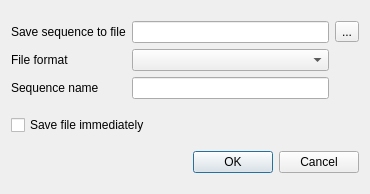
Qt form src/corelibs/U2Gui/src/util/CreateDocumentFromTextDialog.ui (ugeneunipro/ugene) before a commit.
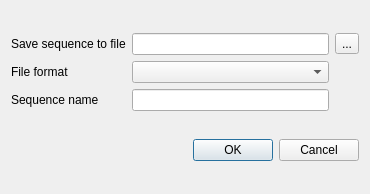
The same form after that commit.

Patch:
```diff
--- a/src/corelibs/U2Gui/src/util/CreateDocumentFromTextDialog.ui
+++ b/src/corelibs/U2Gui/src/util/CreateDocumentFromTextDialog.ui
@@ -59,13 +59,6 @@
      </item>
     </layout>
    </item>
-   <item>
-    <widget class="QCheckBox" name="saveImmediatelyBox">
-     <property name="text">
-      <string>Save file immediately</string>
-     </property>
-    </widget>
-   </item>
    <item>
     <widget class="QDialogButtonBox" name="buttonBox">
      <property name="standardButtons">
```
